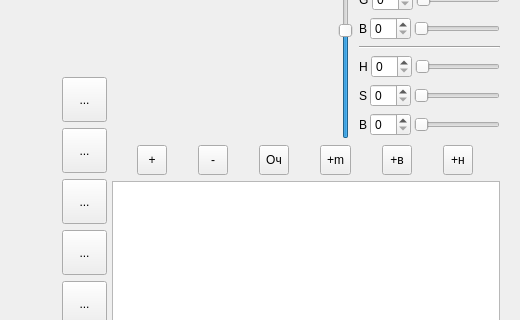
First picture: the form in MegaPainter3000/MegaPainter3000/mainwindow.ui, repository AlexRevolsdrib/MegaPainter3000, before the edit; both pictures show x 666 to 1186 and y 128 to 448 of the 1186 by 840 pixel window.
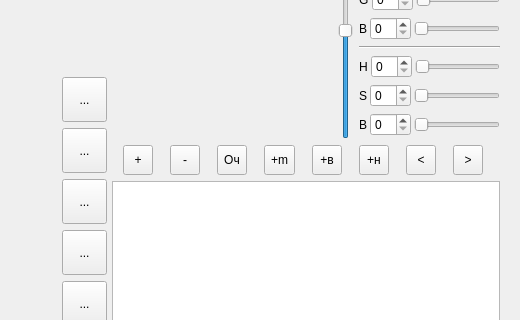
Second picture: the form after the edit. Custom widgets are drawn as their Qt base class.

```diff
--- a/MegaPainter3000/MegaPainter3000/mainwindow.ui
+++ b/MegaPainter3000/MegaPainter3000/mainwindow.ui
@@ -412,6 +412,32 @@
               </property>
              </widget>
             </item>
+            <item>
+             <widget class="QToolButton" name="tbUP">
+              <property name="minimumSize">
+               <size>
+                <width>30</width>
+                <height>30</height>
+               </size>
+              </property>
+              <property name="text">
+               <string>&lt;</string>
+              </property>
+             </widget>
+            </item>
+            <item>
+             <widget class="QToolButton" name="tbDown">
+              <property name="minimumSize">
+               <size>
+                <width>30</width>
+                <height>30</height>
+               </size>
+              </property>
+              <property name="text">
+               <string>&gt;</string>
+              </property>
+             </widget>
+            </item>
            </layout>
           </item>
           <item>
```
